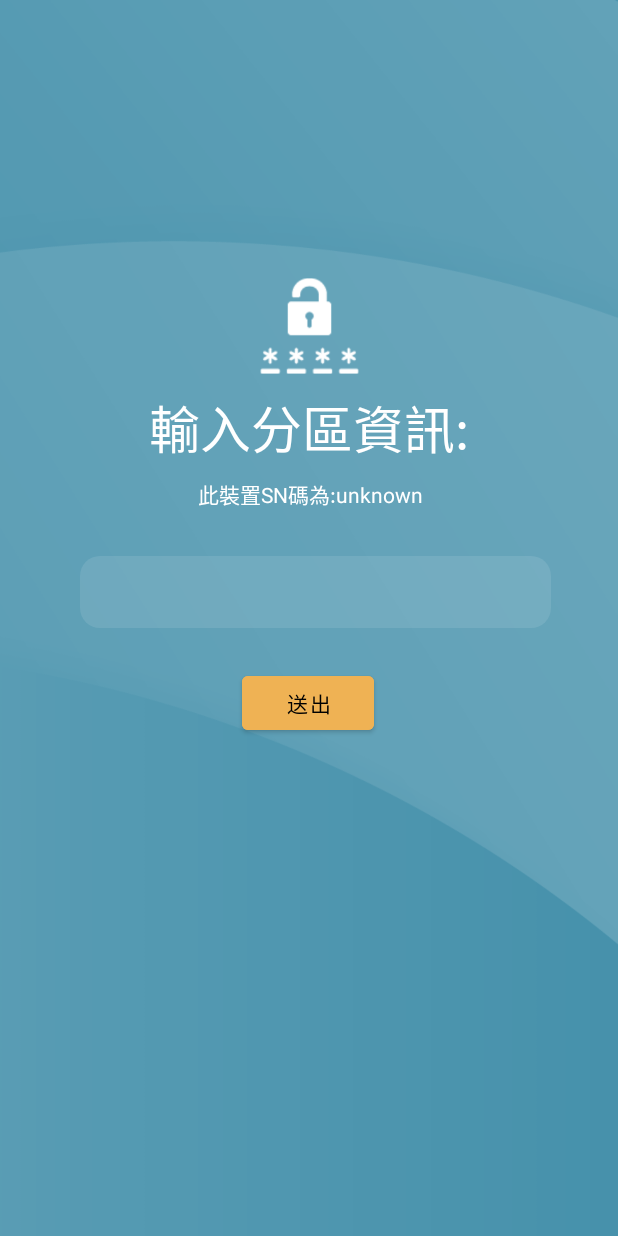
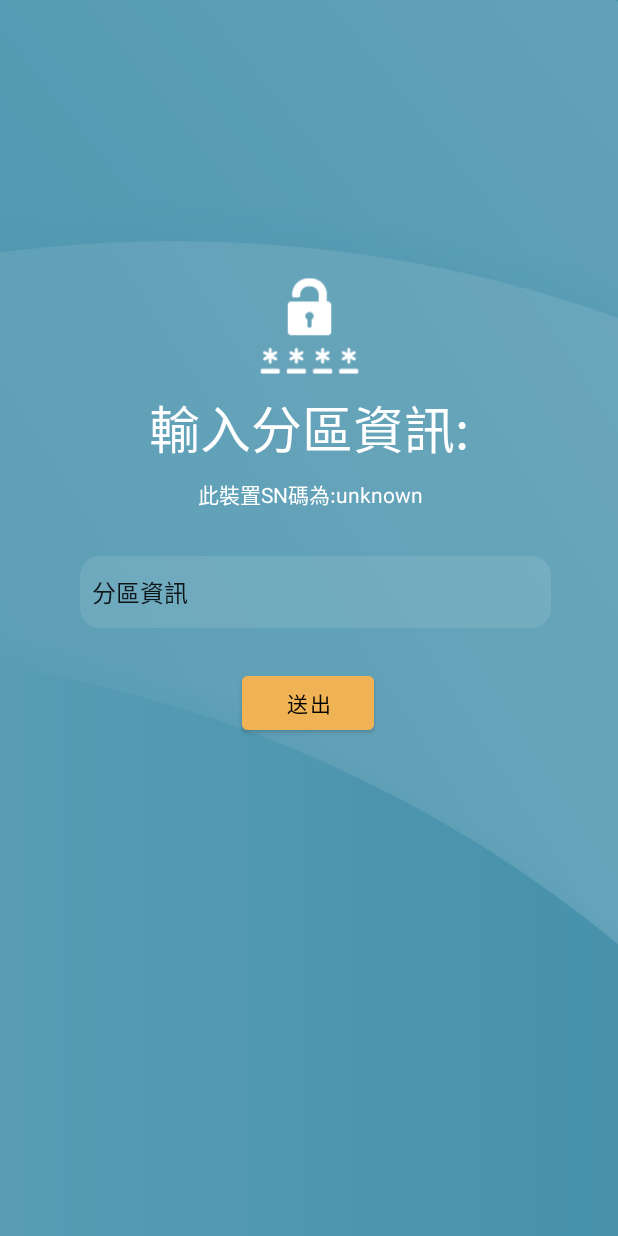
Before and after one commit to mickey234chu/LockScreenServiceFor7to9, an Android app: the screen it shows after launch (FirstActivity), on a phone screen of 412 x 824 dp. Run offline under Robolectric (Android 15) with nearby library versions, the phone set to English and light mode, and no system bars; libraries missing offline, so code that uses them is left out: pub.devrel.easypermissions.

Commit message:
some design change

```diff
--- a/app/src/main/java/com/example/bootservicefor7to9/FirstActivity.java
+++ b/app/src/main/java/com/example/bootservicefor7to9/FirstActivity.java
@@ -11,8 +11,10 @@ import android.util.Log;
 import android.view.View;
 import android.view.Window;
 import android.view.WindowManager;
+import android.widget.ArrayAdapter;
 import android.widget.Button;
 import android.widget.EditText;
+import android.widget.Spinner;
 import android.widget.TextView;
 import android.widget.Toast;
 
@@ -36,7 +38,7 @@ import java.util.Calendar;
 public class FirstActivity extends AppCompatActivity {
 
     TextView SNTEXT;
-    EditText et;
+    Spinner URL_Spinner;
     Button btnSend;
     String SN,domain;
     boolean Hrecord = false;
@@ -59,28 +61,23 @@ public class FirstActivity extends AppCompatActivity {
         window.setStatusBarColor(ContextCompat.getColor(FirstActivity.this, R.color.purple_500));
 
         SNTEXT = findViewById(R.id.SNTEXT);
-        //SN碼在7-9可以直接拿到，所以只要有分區資訊欄就好了
-        et = findViewById(R.id.et);
+        //SN碼在7-9可以直接拿到，所以只要有分區資訊Spinner就好了
+        URL_Spinner = findViewById(R.id.URL_Spinner);
+
+        //取出資料放入spinner
+        ArrayAdapter<CharSequence> adapter =
+                ArrayAdapter.createFromResource(this,    //對應的Context
+                        R.array.URL_list,                             //資料選項內容
+                        android.R.layout.simple_spinner_item);  //預設Spinner未展開時的View(預設及選取後樣式)
+
+        adapter.setDropDownViewResource(android.R.layout.simple_spinner_dropdown_item);
+        URL_Spinner.setAdapter(adapter);
+
+
         btnSend = findViewById(R.id.btnSend);
 
 
-        et.setOnFocusChangeListener(new View.OnFocusChangeListener() {
-            @Override
-            public void onFocusChange(View v, boolean hasFocus) {
-                if(hasFocus)
-                {
-                    et.setHint("");
 
-                }
-                else
-                {
-                    if(et.getText().length()<=0)
-                    {
-                        et.setHint("分區資訊");
-                    }
-                }
-            }
-        });
         if(Build.VERSION.SDK_INT < Build.VERSION_CODES.O)
         {
             SN = Build.SERIAL;
@@ -94,7 +91,7 @@ public class FirstActivity extends AppCompatActivity {
             @Override
             public void onClick(View v) {
 
-                domain = et.getText().toString().trim();
+                domain = URL_Spinner.getContext().toString();
 
                 StringBuilder response = new StringBuilder();
 
--- a/app/src/main/res/layout/activity_first.xml
+++ b/app/src/main/res/layout/activity_first.xml
@@ -14,14 +14,14 @@
         android:text="輸入分區資訊:"
         android:textColor="@color/white"
         android:textSize="34sp"
-        app:layout_constraintBottom_toTopOf="@+id/et"
+        app:layout_constraintBottom_toTopOf="@+id/URL_Spinner"
         app:layout_constraintEnd_toEndOf="parent"
         app:layout_constraintStart_toStartOf="parent"
         app:layout_constraintTop_toTopOf="parent"
         app:layout_constraintVertical_bias="0.812" />
 
-    <EditText
-        android:id="@+id/et"
+    <Spinner
+        android:id="@+id/URL_Spinner"
         android:layout_width="314dp"
         android:layout_height="48dp"
         android:layout_marginLeft="10dp"
@@ -30,7 +30,6 @@
         android:hint="分區資訊"
         android:inputType="textPersonName"
         android:minHeight="48dp"
-        android:paddingLeft="10dp"
         android:textColor="#ffffff"
         android:textColorHint="#ffffff"
         app:layout_constraintBottom_toBottomOf="parent"
@@ -38,7 +37,9 @@
         app:layout_constraintHorizontal_bias="0.494"
         app:layout_constraintStart_toStartOf="parent"
         app:layout_constraintTop_toTopOf="parent"
-        app:layout_constraintVertical_bias="0.478" />
+        app:layout_constraintVertical_bias="0.478"
+
+        />
 
     <Button
         android:id="@+id/btnSend"
@@ -80,7 +81,7 @@
         android:layout_marginBottom="2dp"
         android:textColor="#ffffff"
         android:text="此裝置的SN碼為:"
-        app:layout_constraintBottom_toTopOf="@+id/et"
+        app:layout_constraintBottom_toTopOf="@+id/URL_Spinner"
         app:layout_constraintEnd_toEndOf="parent"
         app:layout_constraintHorizontal_bias="0.489"
         app:layout_constraintStart_toStartOf="parent"
--- a/app/src/main/res/values/strings.xml
+++ b/app/src/main/res/values/strings.xml
@@ -1,3 +1,17 @@
 <resources>
     <string name="app_name">BootServiceFor7to9</string>
+    <string-array name="URL_list">
+        <item>分區資訊</item>
+        <item>2</item>
+        <item>3</item>
+        <item>4</item>
+        <item>5</item>
+        <item>6</item>
+        <item>7</item>
+        <item>8</item>
+        <item>9</item>
+        <item>10</item>
+        <item>11</item>
+        <item>12</item>
+    </string-array>
 </resources>
```
